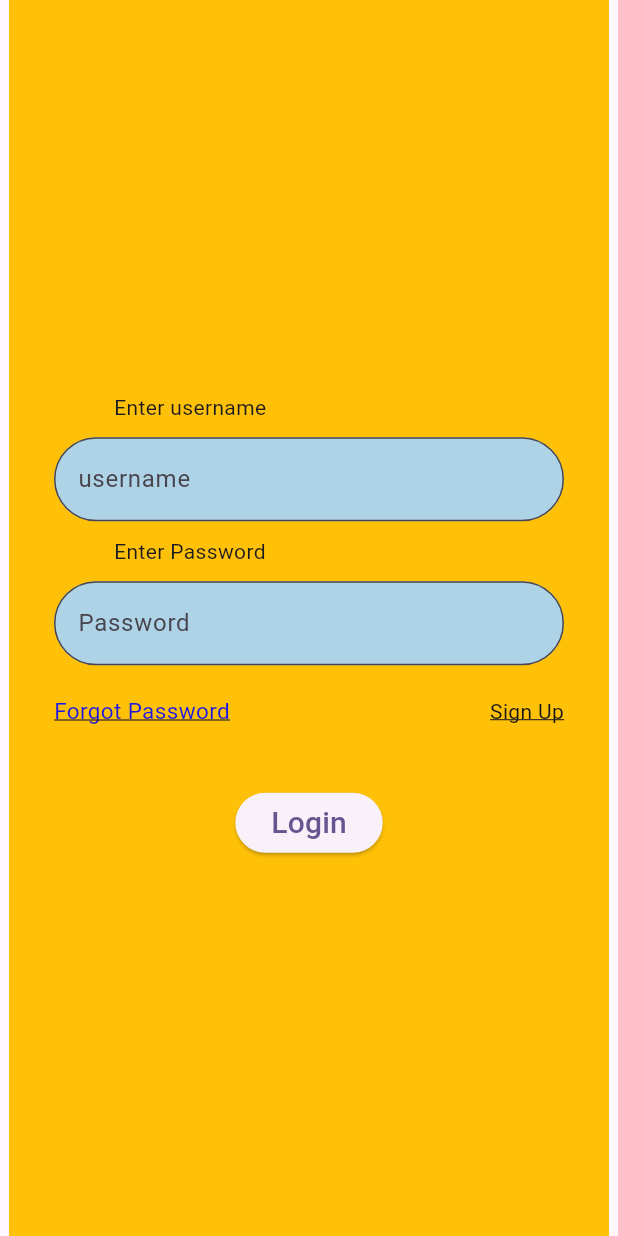
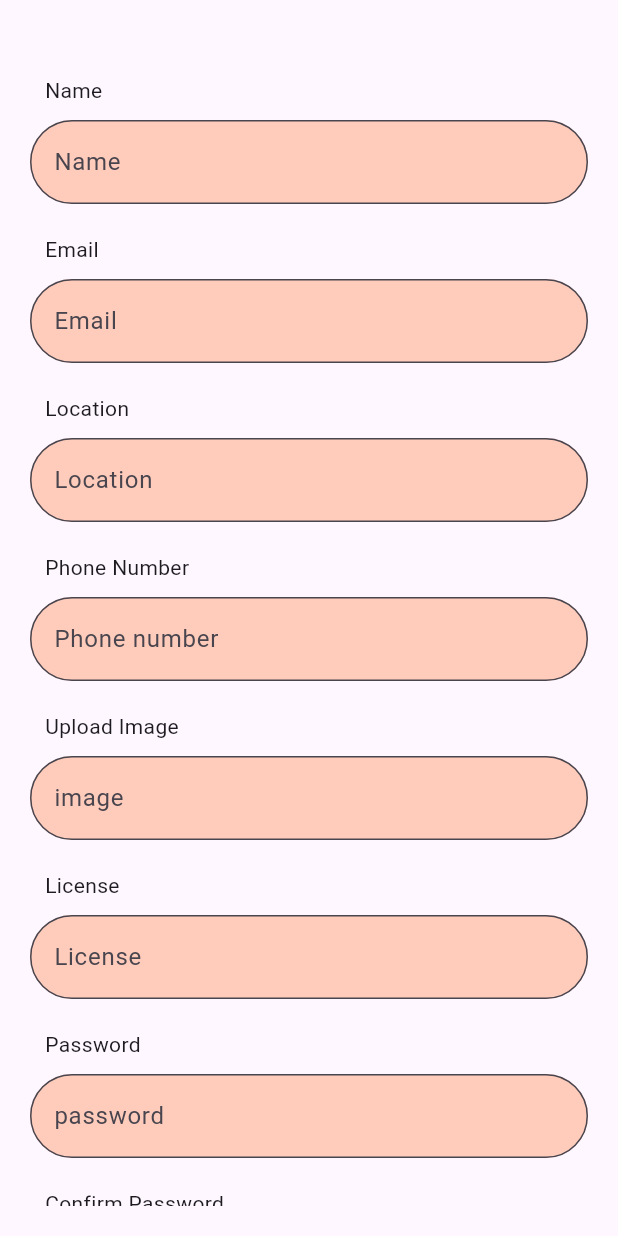
Before and after one commit to Krishnapriyaammu/Race-track, a Flutter app: the screen it shows after launch, after a tap on "Login", on a phone screen of 412 x 824 dp. Run offline on Flutter 3.47's test engine with Material 3 defaults, Android fonts, the phone set to English and light mode, and no system bars.

Commit message:
registration

```diff
--- /dev/null
+++ b/lib/Race track/registration.dart
@@ -0,0 +1,179 @@
+import 'package:flutter/material.dart';
+
+class raceRegistration extends StatefulWidget {
+  const raceRegistration({super.key});
+
+  @override
+  State<raceRegistration> createState() => _raceRegistrationState();
+}
+
+class _raceRegistrationState extends State<raceRegistration> {
+  @override
+  Widget build(BuildContext context) {
+    return Scaffold(
+       body:SafeArea(
+         child: Center(
+           child: Padding(
+             padding:  EdgeInsets.all(20.0),
+             child: Container(
+
+              width: 400,
+               child: SingleChildScrollView(
+                 child: Padding(
+                   padding: const EdgeInsets.only(top:20,bottom: 20),
+                   child: Column(
+                    mainAxisAlignment: MainAxisAlignment.center,
+                    children: [
+                      Row(
+                        mainAxisAlignment: MainAxisAlignment.start,
+                        children: [
+                          Padding(
+                            padding: const EdgeInsets.all(10.0),
+                            child: Text('Name',),
+                          ),
+                        ],
+                      ),
+                      TextFormField(decoration: InputDecoration(hintText: 'Name',fillColor: Colors.deepOrange[100],filled: true,
+                        border: OutlineInputBorder(borderRadius: BorderRadius.circular(40)),
+
+                        ),
+                        ),
+                        SizedBox(height: 10,),
+
+                      Row(
+                        mainAxisAlignment: MainAxisAlignment.start,
+                        children: [
+                          Padding(
+                            padding: const EdgeInsets.all(10.0),
+                            child: Text('Email',),
+                          ),
+                        ],
+                      ),
+                      TextFormField(decoration: InputDecoration(hintText: 'Email',fillColor: Colors.deepOrange[100],filled: true,
+                      border: OutlineInputBorder(borderRadius: BorderRadius.circular(40)),
+                      ),),
+
+                        SizedBox(height: 10,),
+
+                      Row(
+                        mainAxisAlignment: MainAxisAlignment.start,
+                        children: [
+                          Padding(
+                            padding: const EdgeInsets.all(10.0),
+                            child: Text('Location',),
+                          ),
+                        ],
+                      ),
+                      TextFormField(decoration: InputDecoration(hintText: 'Location',fillColor: Colors.deepOrange[100],filled: true,
+                      border: OutlineInputBorder(borderRadius: BorderRadius.circular(40)),
+
+                      ),),
+
+                        SizedBox(height: 10,),
+
+                      Row(
+                        mainAxisAlignment: MainAxisAlignment.start,
+                        children: [
+                          Padding(
+                            padding: const EdgeInsets.all(10.0),
+                            child: Text('Phone Number',),
+                          ),
+                        ],
+                      ),
+                      TextFormField(decoration: InputDecoration(hintText: 'Phone number',fillColor: Colors.deepOrange[100],filled: true,
+                      border: OutlineInputBorder(borderRadius: BorderRadius.circular(40)),
+
+                      ),),
+
+                        SizedBox(height: 10,),
+
+                      Row(
+                        mainAxisAlignment: MainAxisAlignment.start,
+                        children: [
+                          Padding(
+                            padding: const EdgeInsets.all(10.0),
+                            child: Text('Upload Image',),
+                          ),
+                        ],
+                      ),
+                      TextFormField(decoration: InputDecoration(hintText: 'image',fillColor: Colors.deepOrange[100],filled: true,
+                           border: OutlineInputBorder(borderRadius: BorderRadius.circular(40)),
+
+                      ),),
+
+                        SizedBox(height: 10,),
+
+                      Row(
+                        mainAxisAlignment: MainAxisAlignment.start,
+                        children: [
+                          Padding(
+                            padding: const EdgeInsets.all(10.0),
+                            child: Text('License',),
+                          ),
+                        ],
+                      ),
+                      TextFormField(decoration: InputDecoration(hintText: 'License',fillColor: Colors.deepOrange[100],filled: true,
+                           border: OutlineInputBorder(borderRadius: BorderRadius.circular(40)),
+
+                      ),),
+
+                        SizedBox(height: 10,),
+
+                      Row(
+                        mainAxisAlignment: MainAxisAlignment.start,
+                        children: [
+                          Padding(
+                            padding: const EdgeInsets.all(10.0),
+                            child: Text('Password',),
+                          ),
+                        ],
+                      ),
+                      TextFormField(decoration: InputDecoration(hintText: 'password',fillColor: Colors.deepOrange[100],filled: true,
+                           border: OutlineInputBorder(borderRadius: BorderRadius.circular(40)),
+
+                      ),),
+                        SizedBox(height: 10,),
+
+
+                      Row(
+                        mainAxisAlignment: MainAxisAlignment.start,
+                        children: [
+                          Padding(
+                            padding: const EdgeInsets.all(10.0),
+                            child: Text('Confirm Password',),
+                          ),
+                        ],
+                      ),
+                      TextFormField(decoration: InputDecoration(hintText: 'confirm password',fillColor: Colors.deepOrange[100],filled: true,
+                           border: OutlineInputBorder(borderRadius: BorderRadius.circular(40)),
+                      ),),
+
+
+                      SizedBox(height: 40,),
+
+                      ElevatedButton(onPressed: (){},
+                      style:ButtonStyle(backgroundColor: MaterialStateProperty.all(Colors.blue[900])),
+                      child: Text('SIGN UP'))
+
+
+
+
+
+
+
+
+                    ],
+                   ),
+                 ),
+               ),
+             ),
+           ),
+         ),
+       )
+
+
+
+
+    );
+  }
+}
--- a/lib/login2.dart
+++ b/lib/login2.dart
@@ -1,5 +1,6 @@
 import 'package:flutter/material.dart';
 import 'package:flutter/widgets.dart';
+import 'package:loginrace/Race%20track/registration.dart';
 
 class LoginPage extends StatefulWidget {
   const LoginPage({super.key});
@@ -16,7 +17,7 @@ class _LoginPageState extends State<LoginPage> {
 body: Center(child:
               Center(
                 child: Container(
-                  color: Colors.amber,
+
                   width: 400,
 
                   child: Padding(
@@ -29,7 +30,7 @@ body: Center(child:
                           mainAxisAlignment: MainAxisAlignment.start,
 
                           children: [
-                            Padding(padding: const EdgeInsets.all(20)),
+                            Padding(padding: const EdgeInsets.all(10)),
                             Text('Enter username'),
                           ],
                         ),
@@ -37,10 +38,11 @@ body: Center(child:
                         border: OutlineInputBorder(borderRadius: BorderRadius.circular(40))
                         ),
                         ),
+                        SizedBox(height: 10,),
                         Container(child: Row(
                           mainAxisAlignment: MainAxisAlignment.start,
                           children: [
-                            Padding(padding: const EdgeInsets.all(20)),
+                            Padding(padding: const EdgeInsets.all(10)),
                             Text('Enter Password'),
                           ],
                         )),
@@ -88,7 +90,13 @@ body: Center(child:
 
 
                     SizedBox(height: 40,),
-                        ElevatedButton(onPressed: (){}, child: Text('Login',style: TextStyle(fontSize: 20,),))
+                        ElevatedButton(onPressed: (){
+                          Navigator.push(context, MaterialPageRoute(builder: (context) {
+                            return raceRegistration();
+
+                          },));
+
+                        }, child: Text('Login',style: TextStyle(fontSize: 20,),))
 
                     ],
 
--- a/pubspec.yaml
+++ b/pubspec.yaml
@@ -35,6 +35,7 @@ dependencies:
   # The following adds the Cupertino Icons font to your application.
   # Use with the CupertinoIcons class for iOS style icons.
   cupertino_icons: ^1.0.2
+  google_fonts: any
 
 dev_dependencies:
   flutter_test:
```
Also changed, not shown: pubspec.lock, 1 other file.
